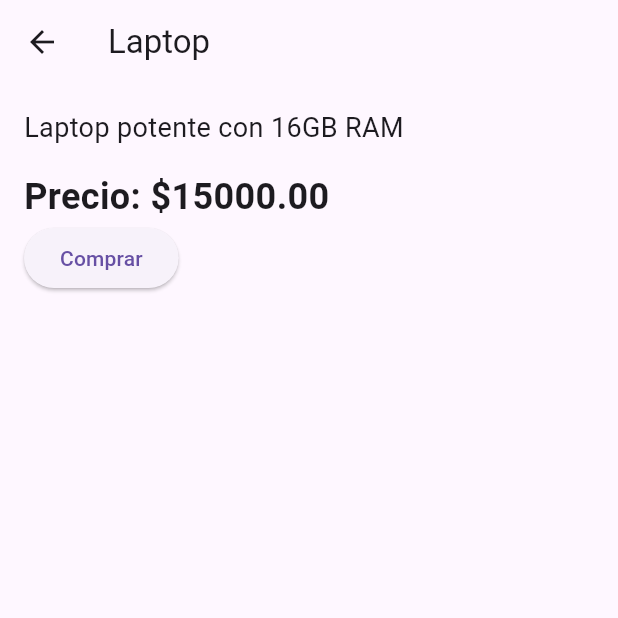
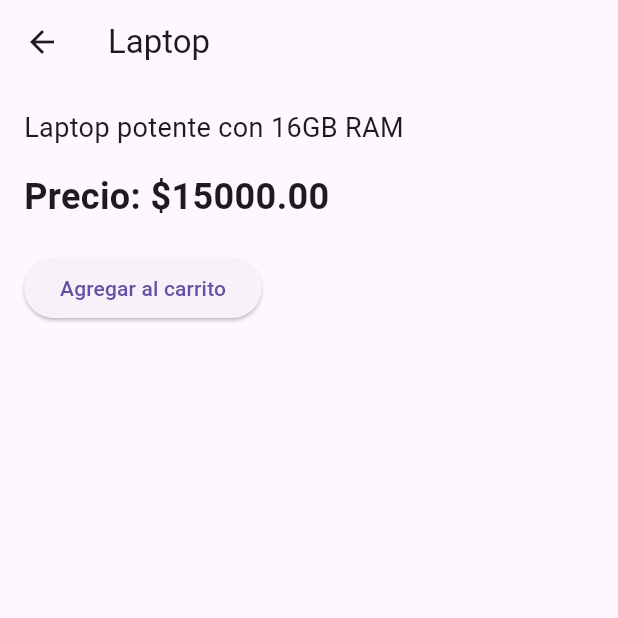
Before and after one commit to betooxx-dev/pm2-products, a Flutter app: the screen it shows after launch, after a tap on "Laptop", on a phone screen of 412 x 824 dp, the top half of it. Run offline on Flutter 3.47's test engine with Material 3 defaults, Android fonts, the phone set to English and light mode, and no system bars.

Commit message:
add cart

```diff
--- /dev/null
+++ b/lib/cart/cart.dart
@@ -0,0 +1,9 @@
+import '../models/product.dart';
+
+class Cart {
+  static final List<Product> _items = [];
+  static void add(Product product) => _items.add(product);
+  static void remove(Product product) => _items.remove(product);
+  static List<Product> get items => _items;
+  static double get total => _items.fold(0, (sum, item) => sum + item.price);
+}
--- a/lib/main.dart
+++ b/lib/main.dart
@@ -1,6 +1,7 @@
 import 'package:flutter/material.dart';
 import 'data/products.dart';
 import 'screens/product_detail_screen.dart';
+import 'screens/cart_screen.dart';
 
 void main() {
   runApp(MyApp());
@@ -13,7 +14,7 @@ class MyApp extends StatelessWidget {
   Widget build(BuildContext context) {
     return MaterialApp(
       title: 'Productos',
-      theme: ThemeData(primarySwatch: Colors.blue),
+      theme: ThemeData(primarySwatch: Colors.yellow),
       home: ProductListScreen(),
     );
   }
@@ -25,7 +26,20 @@ class ProductListScreen extends StatelessWidget {
   @override
   Widget build(BuildContext context) {
     return Scaffold(
-      appBar: AppBar(title: Text('Listado	de	Productos')),
+      appBar: AppBar(
+        title: Text('Listado	de	Productos'),
+        actions: [
+          IconButton(
+            icon: Icon(Icons.shopping_cart),
+            onPressed: () {
+              Navigator.push(
+                context,
+                MaterialPageRoute(builder: (_) => CartScreen()),
+              );
+            },
+          ),
+        ],
+      ),
       body: ListView.builder(
         itemCount: productList.length,
         itemBuilder: (context, index) {
--- a/lib/screens/product_detail_screen.dart
+++ b/lib/screens/product_detail_screen.dart
@@ -1,5 +1,6 @@
 import 'package:flutter/material.dart';
 import '../models/product.dart';
+import '../cart/cart.dart';
 
 class ProductDetailScreen extends StatelessWidget {
   final Product product;
@@ -19,13 +20,17 @@ class ProductDetailScreen extends StatelessWidget {
               'Precio:	\$${product.price.toStringAsFixed(2)}',
               style: TextStyle(fontSize: 24, fontWeight: FontWeight.bold),
             ),
+            SizedBox(height: 20),
             ElevatedButton(
               onPressed: () {
+                Cart.add(product);
                 ScaffoldMessenger.of(context).showSnackBar(
-                  SnackBar(content: Text('Producto	comprado	exitosamente')),
+                  SnackBar(
+                    content: Text('${product.name} agregado al carrito'),
+                  ),
                 );
               },
-              child: Text('Comprar'),
+              child: Text('Agregar	al	carrito'),
             ),
           ],
         ),
```
Also changed, not shown: lib/screens/cart_screen.dart (added, +34 -0 lines).
